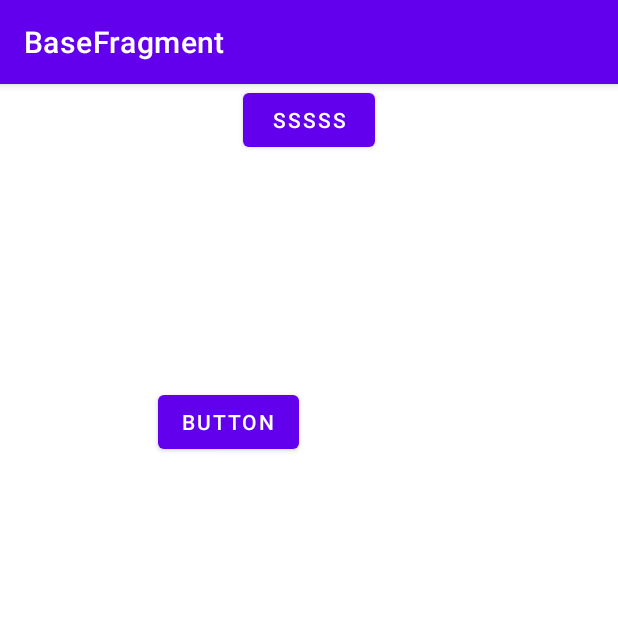
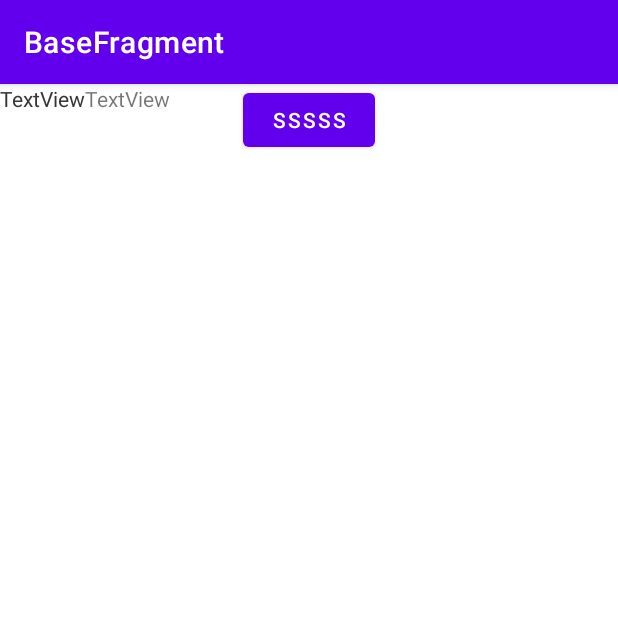
Before and after one commit to hondayuki0606/AndroidBaseFragment, an Android app: the fragment ThirdFragment placed in its activity, on a phone screen of 412 x 824 dp, the top half of it. Run offline under Robolectric (Android 15) with nearby library versions, the light colour scheme and no system bars.

Commit message:
Commit barrier

```diff
--- a/app/build.gradle
+++ b/app/build.gradle
@@ -44,6 +44,7 @@
     implementation 'androidx.core:core-ktx:1.3.2'
     implementation 'androidx.appcompat:appcompat:1.2.0'
     implementation 'com.google.android.material:material:1.3.0'
+    implementation 'com.google.android.supoort:constraint-layout:1.1.0'
     implementation 'androidx.constraintlayout:constraintlayout:2.0.4'
     testImplementation 'junit:junit:4.+'
     androidTestImplementation 'androidx.test.ext:junit:1.1.2'
--- a/app/src/main/res/layout/fragment_second.xml
+++ b/app/src/main/res/layout/fragment_second.xml
@@ -5,6 +5,7 @@
     android:layout_width="match_parent"
     android:layout_height="match_parent">
 
+    <include layout="@layout/test_layout"/>
     <Button
         android:id="@+id/secondButton"
         android:layout_width="wrap_content"
--- a/app/src/main/res/layout/fragment_third.xml
+++ b/app/src/main/res/layout/fragment_third.xml
@@ -1,18 +1,76 @@
 <?xml version="1.0" encoding="utf-8"?>
-<androidx.constraintlayout.widget.ConstraintLayout
-    xmlns:android="http://schemas.android.com/apk/res/android"
+<androidx.constraintlayout.widget.ConstraintLayout xmlns:android="http://schemas.android.com/apk/res/android"
     xmlns:app="http://schemas.android.com/apk/res-auto"
     xmlns:tools="http://schemas.android.com/tools"
     android:layout_width="match_parent"
     android:layout_height="match_parent">
 
-    <Button
-        android:id="@+id/button2"
+    <!--    <TextView-->
+    <!--        android:id="@+id/textView10"-->
+    <!--        android:layout_width="wrap_content"-->
+    <!--        android:layout_height="wrap_content"-->
+    <!--        android:text="TextView"-->
+    <!--        app:layout_constraintEnd_toStartOf="@+id/barrier9"-->
+    <!--        tools:layout_editor_absoluteY="147dp" />-->
+
+    <!--    <TextView-->
+    <!--        android:id="@+id/textView11"-->
+    <!--        android:layout_width="wrap_content"-->
+    <!--        android:layout_height="wrap_content"-->
+    <!--        android:text="TextViewssssssssss"-->
+    <!--        app:layout_constraintEnd_toStartOf="@+id/barrier9"-->
+    <!--        tools:layout_editor_absoluteY="62dp" />-->
+
+
+    <!--    <TextView-->
+    <!--        android:id="@+id/textView11"-->
+    <!--        android:layout_width="wrap_content"-->
+    <!--        android:layout_height="wrap_content"-->
+    <!--        android:text="TextViewssssssssss"-->
+    <!--        app:layout_constraintStart_toEndOf="@+id/barrier9"-->
+    <!--        tools:layout_editor_absoluteY="62dp" />-->
+
+
+    <!--    <androidx.constraintlayout.widget.Barrier-->
+    <!--        android:id="@+id/barrier9"-->
+    <!--        android:layout_width="wrap_content"-->
+    <!--        android:layout_height="wrap_content"-->
+    <!--        app:barrierDirection="end"-->
+    <!--        app:constraint_referenced_ids="textView10,textView11"-->
+    <!--        tools:layout_editor_absoluteX="500dp" />-->
+
+    <TextView
+        android:id="@+id/textView15"
         android:layout_width="wrap_content"
         android:layout_height="wrap_content"
-        android:layout_marginStart="105dp"
-        android:layout_marginTop="201dp"
-        android:text="Button"
+        android:text="TextView"
         app:layout_constraintStart_toStartOf="parent"
-        app:layout_constraintTop_toTopOf="parent" />
+        app:layout_constraintEnd_toStartOf="@+id/barrier10"
+        tools:layout_editor_absoluteY="126dp" />
+
+    <TextView
+        android:id="@+id/textView16"
+        android:layout_width="wrap_content"
+        android:layout_height="wrap_content"
+        android:text="TextView"
+        app:layout_constraintStart_toStartOf="parent"
+        app:layout_constraintEnd_toStartOf="@+id/barrier10"
+        tools:layout_editor_absoluteY="200dp" />
+
+    <TextView
+        android:id="@+id/textView18"
+        android:layout_width="wrap_content"
+        android:layout_height="wrap_content"
+        app:layout_constraintStart_toEndOf="@+id/barrier10"
+        android:text="TextView"
+        tools:layout_editor_absoluteY="107dp" />
+
+    <androidx.constraintlayout.widget.Barrier
+        android:id="@+id/barrier10"
+        android:layout_width="wrap_content"
+        android:layout_height="wrap_content"
+        app:barrierDirection="end"
+        app:constraint_referenced_ids="textView15,textView16"
+        tools:layout_editor_absoluteX="41dp" />
+
 </androidx.constraintlayout.widget.ConstraintLayout>
```
Also changed, not shown: app/src/main/java/com/example/hondanaoyuki/basefragment/BaseView.kt (added, +57 -0 lines), app/src/main/res/layout/test_layout.xml (added, +19 -0 lines).
